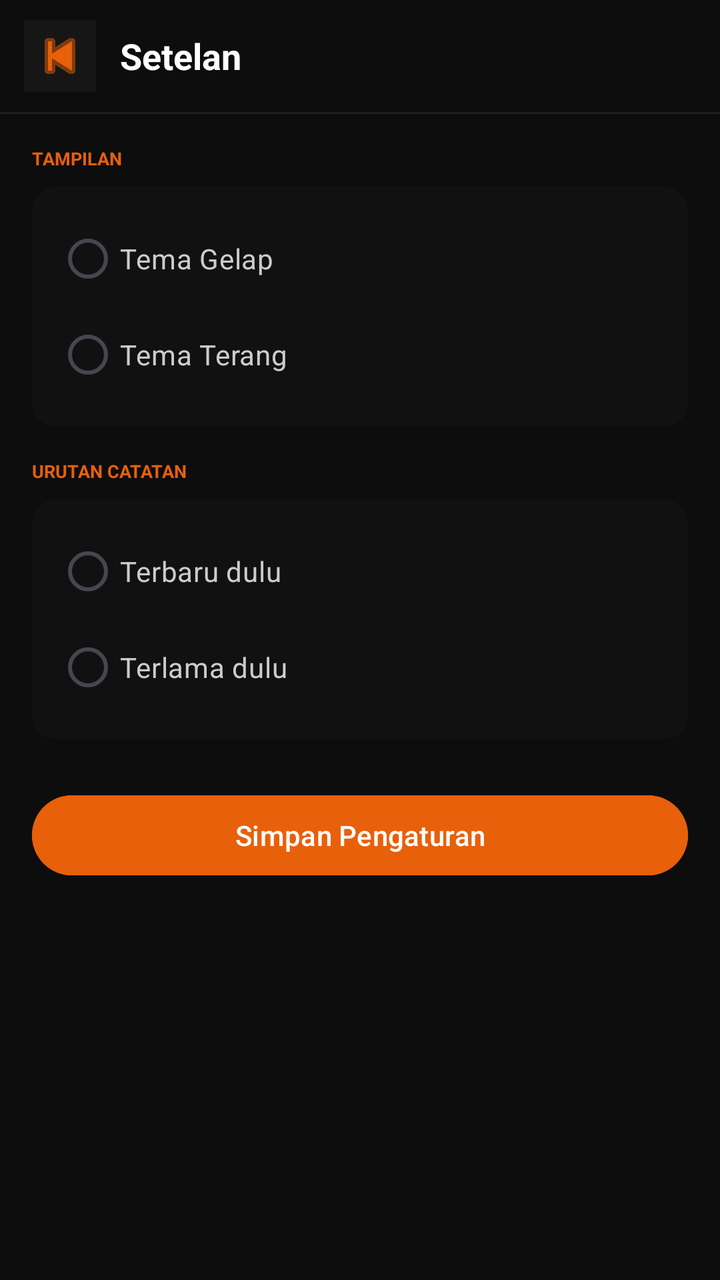
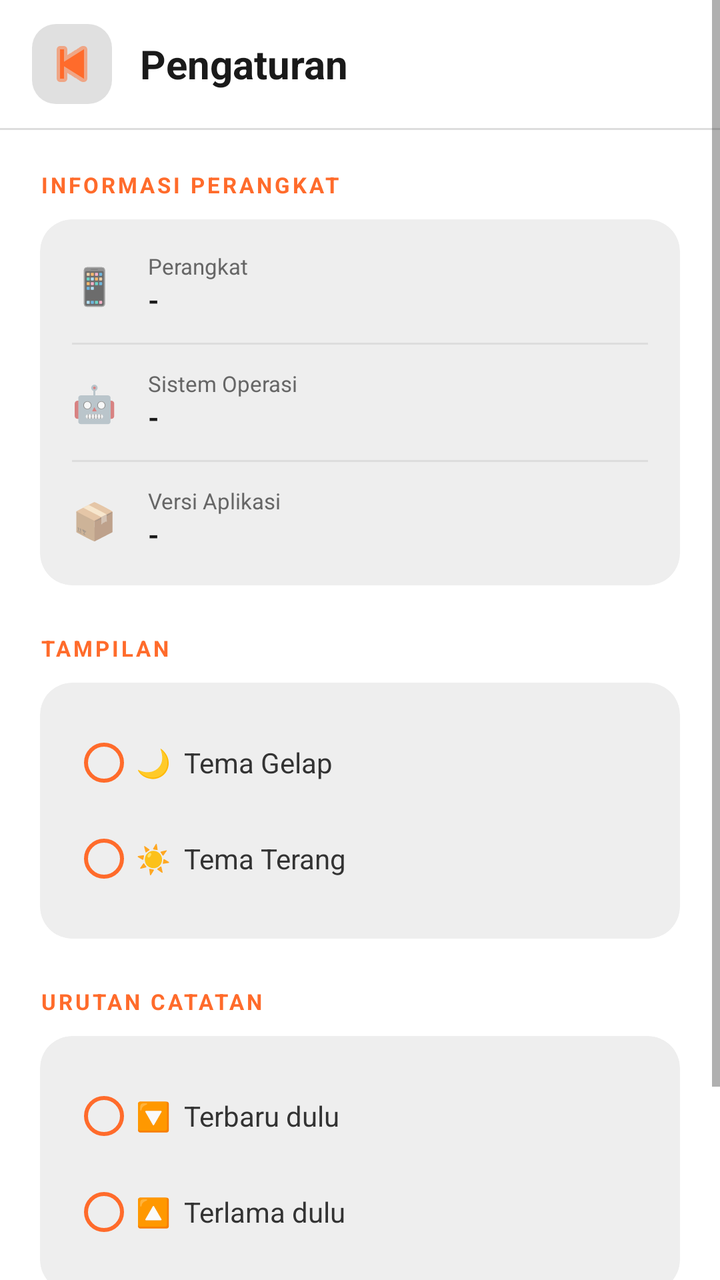

The first picture is an Android layout as it rendered before a commit; the second is the same layout after the commit. The layout source and the unified diff follow.
<!-- AndroidManifest.xml: application theme Theme.NotesApp -->
<!-- res/layout/fragment_settings.xml -->
<?xml version="1.0" encoding="utf-8"?>
<LinearLayout
    xmlns:android="http://schemas.android.com/apk/res/android"
    xmlns:app="http://schemas.android.com/apk/res-auto"
    android:layout_width="match_parent"
    android:layout_height="match_parent"
    android:orientation="vertical"
    android:background="#0D0D0D">

    <LinearLayout
        android:layout_width="match_parent"
        android:layout_height="56dp"
        android:orientation="horizontal"
        android:gravity="center_vertical"
        android:paddingStart="12dp"
        android:paddingEnd="12dp">

        <ImageButton
            android:id="@+id/btnBack"
            android:layout_width="36dp"
            android:layout_height="36dp"
            android:background="#161616"
            android:src="@android:drawable/ic_media_previous"
            app:tint="#E8600A"/>

        <TextView
            android:layout_width="wrap_content"
            android:layout_height="wrap_content"
            android:text="Setelan"
            android:textColor="#FFFFFF"
            android:textSize="18sp"
            android:textStyle="bold"
            android:layout_marginStart="12dp"/>
    </LinearLayout>

    <View
        android:layout_width="match_parent"
        android:layout_height="1dp"
        android:background="#1E1E1E"/>

    <LinearLayout
        android:layout_width="match_parent"
        android:layout_height="wrap_content"
        android:orientation="vertical"
        android:padding="16dp">

        <TextView
            android:layout_width="wrap_content"
            android:layout_height="wrap_content"
            android:text="TAMPILAN"
            android:textColor="#E8600A"
            android:textSize="9sp"
            android:textStyle="bold"
            android:layout_marginBottom="8dp"/>

        <androidx.cardview.widget.CardView
            xmlns:app="http://schemas.android.com/apk/res-auto"
            android:layout_width="match_parent"
            android:layout_height="wrap_content"
            app:cardBackgroundColor="#111111"
            app:cardCornerRadius="12dp"
            app:cardElevation="0dp">

            <LinearLayout
                android:layout_width="match_parent"
                android:layout_height="wrap_content"
                android:orientation="vertical"
                android:padding="12dp">

                <RadioGroup
                    android:id="@+id/rgTheme"
                    android:layout_width="match_parent"
                    android:layout_height="wrap_content">

                    <RadioButton
                        android:id="@+id/rbDark"
                        android:layout_width="match_parent"
                        android:layout_height="wrap_content"
                        android:text="Tema Gelap"
                        android:textColor="#CCCCCC"
                        android:buttonTint="#E8600A"/>

                    <RadioButton
                        android:id="@+id/rbLight"
                        android:layout_width="match_parent"
                        android:layout_height="wrap_content"
                        android:text="Tema Terang"
                        android:textColor="#CCCCCC"
                        android:buttonTint="#E8600A"/>
                </RadioGroup>
            </LinearLayout>
        </androidx.cardview.widget.CardView>

        <TextView
            android:layout_width="wrap_content"
            android:layout_height="wrap_content"
            android:text="URUTAN CATATAN"
            android:textColor="#E8600A"
            android:textSize="9sp"
            android:textStyle="bold"
            android:layout_marginTop="16dp"
            android:layout_marginBottom="8dp"/>

        <androidx.cardview.widget.CardView
            xmlns:app="http://schemas.android.com/apk/res-auto"
            android:layout_width="match_parent"
            android:layout_height="wrap_content"
            app:cardBackgroundColor="#111111"
            app:cardCornerRadius="12dp"
            app:cardElevation="0dp">

            <LinearLayout
                android:layout_width="match_parent"
                android:layout_height="wrap_content"
                android:orientation="vertical"
                android:padding="12dp">

                <RadioGroup
                    android:id="@+id/rgSort"
                    android:layout_width="match_parent"
                    android:layout_height="wrap_content">

                    <RadioButton
                        android:id="@+id/rbNewest"
                        android:layout_width="match_parent"
                        android:layout_height="wrap_content"
                        android:text="Terbaru dulu"
                        android:textColor="#CCCCCC"
                        android:buttonTint="#E8600A"/>

                    <RadioButton
                        android:id="@+id/rbOldest"
                        android:layout_width="match_parent"
                        android:layout_height="wrap_content"
                        android:text="Terlama dulu"
                        android:textColor="#CCCCCC"
                        android:buttonTint="#E8600A"/>
                </RadioGroup>
            </LinearLayout>
        </androidx.cardview.widget.CardView>

        <Button
            android:id="@+id/btnSaveSettings"
            android:layout_width="match_parent"
            android:layout_height="48dp"
            android:text="Simpan Pengaturan"
            android:textColor="#FFFFFF"
            android:backgroundTint="#E8600A"
            android:layout_marginTop="24dp"
            android:stateListAnimator="@null"/>
    </LinearLayout>
</LinearLayout>
<!-- resources referenced by this layout -->
<resources>
  <style name="Theme.NotesApp" parent="Base.Theme.NotesApp" />
  <style name="Base.Theme.NotesApp" parent="Theme.Material3.DayNight.NoActionBar">
          
          
      </style>
</resources>

<!-- the commit's change to res/layout/fragment_settings.xml (unified diff, before → after) -->
@@ -1,152 +1,326 @@
 <?xml version="1.0" encoding="utf-8"?>
-<LinearLayout
+<ScrollView
     xmlns:android="http://schemas.android.com/apk/res/android"
     xmlns:app="http://schemas.android.com/apk/res-auto"
     android:layout_width="match_parent"
     android:layout_height="match_parent"
-    android:orientation="vertical"
-    android:background="#0D0D0D">
-
-    <LinearLayout
-        android:layout_width="match_parent"
-        android:layout_height="56dp"
-        android:orientation="horizontal"
-        android:gravity="center_vertical"
-        android:paddingStart="12dp"
-        android:paddingEnd="12dp">
-
-        <ImageButton
-            android:id="@+id/btnBack"
-            android:layout_width="36dp"
-            android:layout_height="36dp"
-            android:background="#161616"
-            android:src="@android:drawable/ic_media_previous"
-            app:tint="#E8600A"/>
-
-        <TextView
-            android:layout_width="wrap_content"
-            android:layout_height="wrap_content"
-            android:text="Setelan"
-            android:textColor="#FFFFFF"
-            android:textSize="18sp"
-            android:textStyle="bold"
-            android:layout_marginStart="12dp"/>
-    </LinearLayout>
-
-    <View
-        android:layout_width="match_parent"
-        android:layout_height="1dp"
-        android:background="#1E1E1E"/>
+    android:background="@color/colorBackground">
 
     <LinearLayout
         android:layout_width="match_parent"
         android:layout_height="wrap_content"
-        android:orientation="vertical"
-        android:padding="16dp">
-
-        <TextView
-            android:layout_width="wrap_content"
-            android:layout_height="wrap_content"
-            android:text="TAMPILAN"
-            android:textColor="#E8600A"
-            android:textSize="9sp"
-            android:textStyle="bold"
-            android:layout_marginBottom="8dp"/>
-
-        <androidx.cardview.widget.CardView
-            xmlns:app="http://schemas.android.com/apk/res-auto"
+        android:orientation="vertical">
+
+        <LinearLayout
+            android:layout_width="match_parent"
+            android:layout_height="64dp"
+            android:orientation="horizontal"
+            android:gravity="center_vertical"
+            android:paddingStart="16dp"
+            android:paddingEnd="20dp"
+            android:background="@color/colorBackground">
+
+            <ImageButton
+                android:id="@+id/btnBack"
+                android:layout_width="40dp"
+                android:layout_height="40dp"
+                android:background="@drawable/bg_icon_button"
+                android:src="@android:drawable/ic_media_previous"
+                android:tint="@color/colorAccent"
+                android:padding="10dp"/>
+
+            <TextView
+                android:layout_width="0dp"
+                android:layout_height="wrap_content"
+                android:layout_weight="1"
+                android:text="Pengaturan"
+                android:textColor="@color/colorTextPrimary"
+                android:textSize="20sp"
+                android:textStyle="bold"
+                android:layout_marginStart="14dp"/>
+        </LinearLayout>
+
+        <View
+            android:layout_width="match_parent"
+            android:layout_height="1dp"
+            android:background="@color/colorDivider"/>
+
+        <LinearLayout
             android:layout_width="match_parent"
             android:layout_height="wrap_content"
-            app:cardBackgroundColor="#111111"
-            app:cardCornerRadius="12dp"
-            app:cardElevation="0dp">
-
-            <LinearLayout
+            android:orientation="vertical"
+            android:padding="20dp">
+
+            
+            <TextView
+                android:layout_width="wrap_content"
+                android:layout_height="wrap_content"
+                android:text="INFORMASI PERANGKAT"
+                android:textColor="@color/colorAccent"
+                android:textSize="11sp"
+                android:textStyle="bold"
+                android:letterSpacing="0.12"
+                android:layout_marginBottom="10dp"/>
+
+            <androidx.cardview.widget.CardView
                 android:layout_width="match_parent"
                 android:layout_height="wrap_content"
-                android:orientation="vertical"
-                android:padding="12dp">
-
-                <RadioGroup
-                    android:id="@+id/rgTheme"
+                app:cardBackgroundColor="@color/colorCard"
+                app:cardCornerRadius="16dp"
+                app:cardElevation="0dp">
+
+                <LinearLayout
                     android:layout_width="match_parent"
-                    android:layout_height="wrap_content">
-
-                    <RadioButton
-                        android:id="@+id/rbDark"
+                    android:layout_height="wrap_content"
+                    android:orientation="vertical"
+                    android:padding="16dp">
+
+                    <LinearLayout
                         android:layout_width="match_parent"
                         android:layout_height="wrap_content"
-                        android:text="Tema Gelap"
-                        android:textColor="#CCCCCC"
-                        android:buttonTint="#E8600A"/>
-
-                    <RadioButton
-                        android:id="@+id/rbLight"
+                        android:orientation="horizontal"
+                        android:gravity="center_vertical"
+                        android:paddingBottom="12dp">
+
+                        <TextView
+                            android:layout_width="28dp"
+                            android:layout_height="wrap_content"
+                            android:text="📱"
+                            android:textSize="18sp"/>
+
+                        <LinearLayout
+                            android:layout_width="0dp"
+                            android:layout_height="wrap_content"
+                            android:layout_weight="1"
+                            android:orientation="vertical"
+                            android:layout_marginStart="10dp">
+
+                            <TextView
+                                android:layout_width="wrap_content"
+                                android:layout_height="wrap_content"
+                                android:text="Perangkat"
+                                android:textColor="@color/colorTextSecondary"
+                                android:textSize="11sp"/>
+
+                            <TextView
+                                android:id="@+id/tvDeviceName"
+                                android:layout_width="wrap_content"
+                                android:layout_height="wrap_content"
+                                android:text="-"
+                                android:textColor="@color/colorTextPrimary"
+                                android:textSize="14sp"
+                                android:textStyle="bold"/>
+                        </LinearLayout>
+                    </LinearLayout>
+
+                    <View
+                        android:layout_width="match_parent"
+                        android:layout_height="1dp"
+                        android:background="@color/colorDivider"/>
+
+                    <LinearLayout
                         android:layout_width="match_parent"
                         android:layout_height="wrap_content"
-                        android:text="Tema Terang"
-                        android:textColor="#CCCCCC"
-                        android:buttonTint="#E8600A"/>
-                </RadioGroup>
-            </LinearLayout>
-        </androidx.cardview.widget.CardView>
-
-        <TextView
-            android:layout_width="wrap_content"
-            android:layout_height="wrap_content"
-            android:text="URUTAN CATATAN"
-            android:textColor="#E8600A"
-            android:textSize="9sp"
-            android:textStyle="bold"
-            android:layout_marginTop="16dp"
-            android:layout_marginBottom="8dp"/>
-
-        <androidx.cardview.widget.CardView
-            xmlns:app="http://schemas.android.com/apk/res-auto"
-            android:layout_width="match_parent"
-            android:layout_height="wrap_content"
-            app:cardBackgroundColor="#111111"
-            app:cardCornerRadius="12dp"
-            app:cardElevation="0dp">
-
-            <LinearLayout
+                        android:orientation="horizontal"
+                        android:gravity="center_vertical"
+                        android:paddingTop="12dp"
+                        android:paddingBottom="12dp">
+
+                        <TextView
+                            android:layout_width="28dp"
+                            android:layout_height="wrap_content"
+                            android:text="🤖"
+                            android:textSize="18sp"/>
+
+                        <LinearLayout
+                            android:layout_width="0dp"
+                            android:layout_height="wrap_content"
+                            android:layout_weight="1"
+                            android:orientation="vertical"
+                            android:layout_marginStart="10dp">
+
+                            <TextView
+                                android:layout_width="wrap_content"
+                                android:layout_height="wrap_content"
+                                android:text="Sistem Operasi"
+                                android:textColor="@color/colorTextSecondary"
+                                android:textSize="11sp"/>
+
+                            <TextView
+                                android:id="@+id/tvOsVersion"
+                                android:layout_width="wrap_content"
+                                android:layout_height="wrap_content"
+                                android:text="-"
+                                android:textColor="@color/colorTextPrimary"
+                                android:textSize="14sp"
+                                android:textStyle="bold"/>
+                        </LinearLayout>
+                    </LinearLayout>
+
+                    <View
+                        android:layout_width="match_parent"
+                        android:layout_height="1dp"
+                        android:background="@color/colorDivider"/>
+
+                    <LinearLayout
+                        android:layout_width="match_parent"
+                        android:layout_height="wrap_content"
+                        android:orientation="horizontal"
+                        android:gravity="center_vertical"
+                        android:paddingTop="12dp">
+
+                        <TextView
+                            android:layout_width="28dp"
+                            android:layout_height="wrap_content"
+                            android:text="📦"
+                            android:textSize="18sp"/>
+
+                        <LinearLayout
+                            android:layout_width="0dp"
+                            android:layout_height="wrap_content"
+                            android:layout_weight="1"
+                            android:orientation="vertical"
+                            android:layout_marginStart="10dp">
+
+                            <TextView
+                                android:layout_width="wrap_content"
+                                android:layout_height="wrap_content"
+                                android:text="Versi Aplikasi"
+                                android:textColor="@color/colorTextSecondary"
+                                android:textSize="11sp"/>
+
+                            <TextView
+                                android:id="@+id/tvAppVersion"
+                                android:layout_width="wrap_content"
+                                android:layout_height="wrap_content"
+                                android:text="-"
+                                android:textColor="@color/colorTextPrimary"
+                                android:textSize="14sp"
+                                android:textStyle="bold"/>
+                        </LinearLayout>
+                    </LinearLayout>
+                </LinearLayout>
+            </androidx.cardview.widget.CardView>
+
+            
+            <TextView
+                android:layout_width="wrap_content"
+                android:layout_height="wrap_content"
+                android:text="TAMPILAN"
+                android:textColor="@color/colorAccent"
+                android:textSize="11sp"
+                android:textStyle="bold"
+                android:letterSpacing="0.12"
+                android:layout_marginTop="24dp"
+                android:layout_marginBottom="10dp"/>
+
+            <androidx.cardview.widget.CardView
                 android:layout_width="match_parent"
                 android:layout_height="wrap_content"
-                android:orientation="vertical"
-                android:padding="12dp">
-
-                <RadioGroup
-                    android:id="@+id/rgSort"
+                app:cardBackgroundColor="@color/colorCard"
+                app:cardCornerRadius="16dp"
+                app:cardElevation="0dp">
+
+                <LinearLayout
                     android:layout_width="match_parent"
-                    android:layout_height="wrap_content">
-
-                    <RadioButton
-                        android:id="@+id/rbNewest"
-                        android:layout_width="match_parent"
-                        android:layout_height="wrap_content"
-                        android:text="Terbaru dulu"
-                        android:textColor="#CCCCCC"
-                        android:buttonTint="#E8600A"/>
-
-                    <RadioButton
-                        android:id="@+id/rbOldest"
-                        android:layout_width="match_parent"
-                        android:layout_height="wrap_content"
-                        android:text="Terlama dulu"
-                        android:textColor="#CCCCCC"
-                        android:buttonTint="#E8600A"/>
-                </RadioGroup>
-            </LinearLayout>
-        </androidx.cardview.widget.CardView>
-
-        <Button
-            android:id="@+id/btnSaveSettings"
-            android:layout_width="match_parent"
-            android:layout_height="48dp"
-            android:text="Simpan Pengaturan"
-            android:textColor="#FFFFFF"
-            android:backgroundTint="#E8600A"
-            android:layout_marginTop="24dp"
-            android:stateListAnimator="@null"/>
+                    android:layout_height="wrap_content"
+                    android:orientation="vertical"
+                    android:padding="16dp">
+
+                    <RadioGroup
+                        android:id="@+id/rgTheme"
+                        android:layout_width="match_parent"
+                        android:layout_height="wrap_content">
+
+                        <RadioButton
+                            android:id="@+id/rbDark"
+                            android:layout_width="match_parent"
+                            android:layout_height="48dp"
+                            android:text="🌙  Tema Gelap"
+                            android:textColor="@color/colorRadioText"
+                            android:textSize="14sp"
+                            android:buttonTint="@color/colorAccent"
+                            android:gravity="center_vertical"/>
+
+                        <RadioButton
+                            android:id="@+id/rbLight"
+                            android:layout_width="match_parent"
+                            android:layout_height="48dp"
+                            android:text="☀️  Tema Terang"
+                            android:textColor="@color/colorRadioText"
+                            android:textSize="14sp"
+                            android:buttonTint="@color/colorAccent"
+                            android:gravity="center_vertical"/>
+                    </RadioGroup>
+                </LinearLayout>
+            </androidx.cardview.widget.CardView>
+
+            
+            <TextView
+                android:layout_width="wrap_content"
+                android:layout_height="wrap_content"
+                android:text="URUTAN CATATAN"
+                android:textColor="@color/colorAccent"
+                android:textSize="11sp"
+                android:textStyle="bold"
+                android:letterSpacing="0.12"
+                android:layout_marginTop="24dp"
+                android:layout_marginBottom="10dp"/>
+
+            <androidx.cardview.widget.CardView
+                android:layout_width="match_parent"
+                android:layout_height="wrap_content"
+                app:cardBackgroundColor="@color/colorCard"
+                app:cardCornerRadius="16dp"
+                app:cardElevation="0dp">
+
+                <LinearLayout
+                    android:layout_width="match_parent"
+                    android:layout_height="wrap_content"
+                    android:orientation="vertical"
+                    android:padding="16dp">
+
+                    <RadioGroup
+                        android:id="@+id/rgSort"
+                        android:layout_width="match_parent"
+                        android:layout_height="wrap_content">
+
+                        <RadioButton
+                            android:id="@+id/rbNewest"
+                            android:layout_width="match_parent"
+                            android:layout_height="48dp"
+                            android:text="🔽  Terbaru dulu"
+                            android:textColor="@color/colorRadioText"
+                            android:textSize="14sp"
+                            android:buttonTint="@color/colorAccent"
+                            android:gravity="center_vertical"/>
+
+                        <RadioButton
+                            android:id="@+id/rbOldest"
+                            android:layout_width="match_parent"
+                            android:layout_height="48dp"
+                            android:text="🔼  Terlama dulu"
+                            android:textColor="@color/colorRadioText"
+                            android:textSize="14sp"
+                            android:buttonTint="@color/colorAccent"
+                            android:gravity="center_vertical"/>
+                    </RadioGroup>
+                </LinearLayout>
+            </androidx.cardview.widget.CardView>
+
+            <Button
+                android:id="@+id/btnSaveSettings"
+                android:layout_width="match_parent"
+                android:layout_height="52dp"
+                android:text="Simpan Pengaturan"
+                android:textColor="#FFFFFF"
+                android:textSize="15sp"
+                android:textStyle="bold"
+                android:backgroundTint="@color/colorAccent"
+                android:layout_marginTop="28dp"
+                android:layout_marginBottom="8dp"
+                android:stateListAnimator="@null"/>
+
+        </LinearLayout>
     </LinearLayout>
-</LinearLayout>
+</ScrollView>
<!-- resource entries referenced after the edit -->
@@ -1,9 +1,25 @@
 <!-- resources referenced by this layout -->
 <resources>
-  <style name="Theme.NotesApp" parent="Base.Theme.NotesApp" />
-  <style name="Base.Theme.NotesApp" parent="Theme.Material3.DayNight.NoActionBar">
-          
-          
+  <color name="colorAccent">#FF6B2B</color>
+  <color name="colorBackground">#FFFFFF</color>
+  <color name="colorCard">#EEEEEE</color>
+  <color name="colorDivider">#DDDDDD</color>
+  <color name="colorRadioText">#333333</color>
+  <color name="colorTextPrimary">#1A1A1A</color>
+  <color name="colorTextSecondary">#666666</color>
+  <!-- drawable bg_icon_button (drawable) -->
+  <?xml version="1.0" encoding="utf-8"?>
+  <shape xmlns:android="http://schemas.android.com/apk/res/android"
+      android:shape="rectangle">
+      <solid android:color="@color/colorIconBg"/>
+      <corners android:radius="12dp"/>
+  </shape>
+  <style name="Theme.NotesApp" parent="Theme.MaterialComponents.DayNight.NoActionBar">
+          <item name="colorPrimary">@color/colorAccent</item>
+          <item name="colorPrimaryVariant">@color/colorAccent</item>
+          <item name="colorOnPrimary">#FFFFFF</item>
+          <item name="android:windowBackground">@color/colorBackground</item>
       </style>
+  <color name="colorIconBg">#E0E0E0</color>
 </resources>
 
